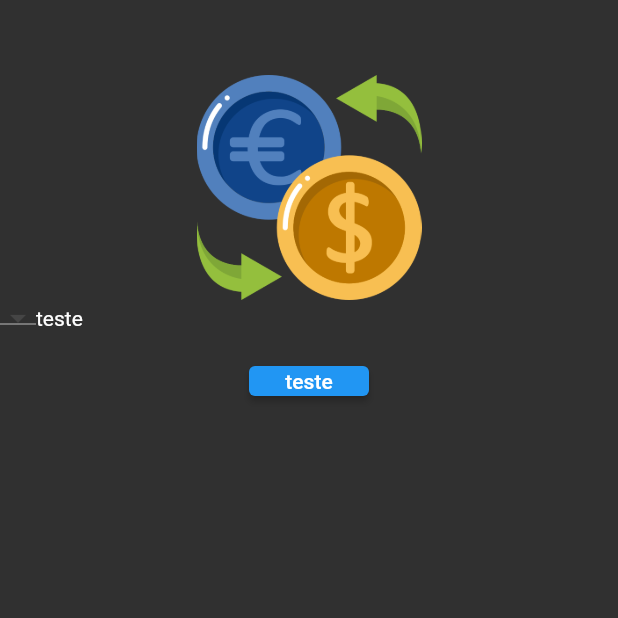
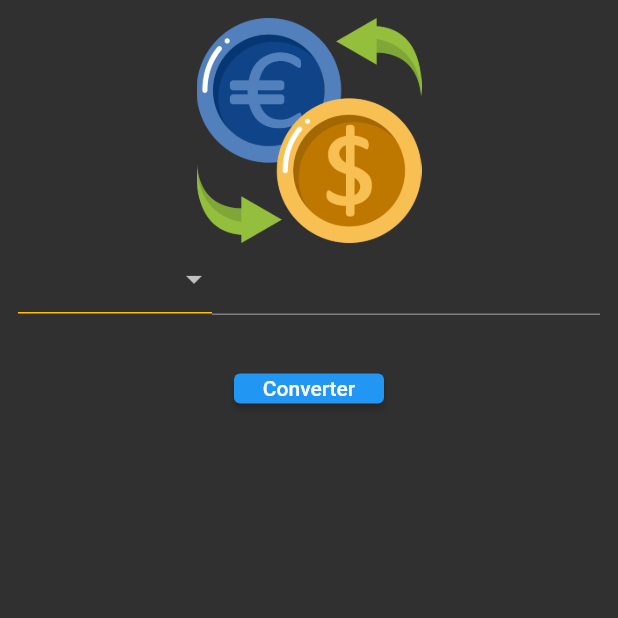
Before and after one commit to BrunowsUS/coin_converter_fluterrando, a Flutter app: the screen it shows after launch, on a phone screen of 412 x 824 dp, the top half of it. Run offline on Flutter 3.47's test engine with Material 2 defaults, Android fonts, the phone set to English and light mode, and no system bars.

Commit message:
aula31_completed

```diff
--- a/lib/app/views/HomeView.dart
+++ b/lib/app/views/HomeView.dart
@@ -1,3 +1,4 @@
+import 'package:coin_converter/app/models/currency_model.dart';
 import 'package:flutter/material.dart';
 
 class HomeView extends StatelessWidget {
@@ -6,13 +7,14 @@ class HomeView extends StatelessWidget {
   @override
   Widget build(BuildContext context) {
     return Scaffold(
-      body: ListView(
+      body: SizedBox(
+        height: MediaQuery.of(context).size.height,
+        width: MediaQuery.of(context).size.width,
+        child: ListView(
           children: [
-          SizedBox(
-            height: 50,
-            width: 50,
-          ),
-          Column(children: [
+            Padding(
+              padding: const EdgeInsets.all(12.0),
+              child: Column(children: [
                 Image.asset(
                   'assets/currency_logo.png',
                   width: 150,
@@ -20,13 +22,39 @@ class HomeView extends StatelessWidget {
                 ),
                 SizedBox(
                   child: Row(
+                    crossAxisAlignment: CrossAxisAlignment.start,
                     children: [
-                  DropdownButton(items: [], onChanged: (value) {}),
-                  Text('teste')
+                      Expanded(
+                          flex: 1,
+                          child: SizedBox(
+                            height: 55,
+                            child: DropdownButton(
+                                isExpanded: true,
+                                underline: Container(
+                                  height: 1,
+                                  color: Colors.amber,
+                                ),
+                                items: [
+                                  DropdownMenuItem(
+                                      value: (), child: Text('Dolar')),
+                                  DropdownMenuItem(
+                                      value: (), child: Text('Euro')),
+                                ],
+                                onChanged: (value) {}),
+                          )),
+                      SizedBox(
+                        height: 20,
+                      ),
+                      Expanded(
+                          flex: 2,
+                          child: TextField(
+                            decoration: InputDecoration(),
+                          ))
                     ],
                   ),
                 ),
               ]),
+            ),
             SizedBox(
               height: 20,
               width: 20,
@@ -36,16 +64,17 @@ class HomeView extends StatelessWidget {
               children: [
                 SizedBox(
                   height: 20,
-                width: 80,
+                  width: 100,
                   child: ElevatedButton(
                     onPressed: () {},
-                  child: Text('teste'),
+                    child: Text('Converter'),
                   ),
                 ),
               ],
             )
           ],
         ),
+      ),
     );
   }
 }
```
Lines whose indentation alone changed are shown as unchanged.
